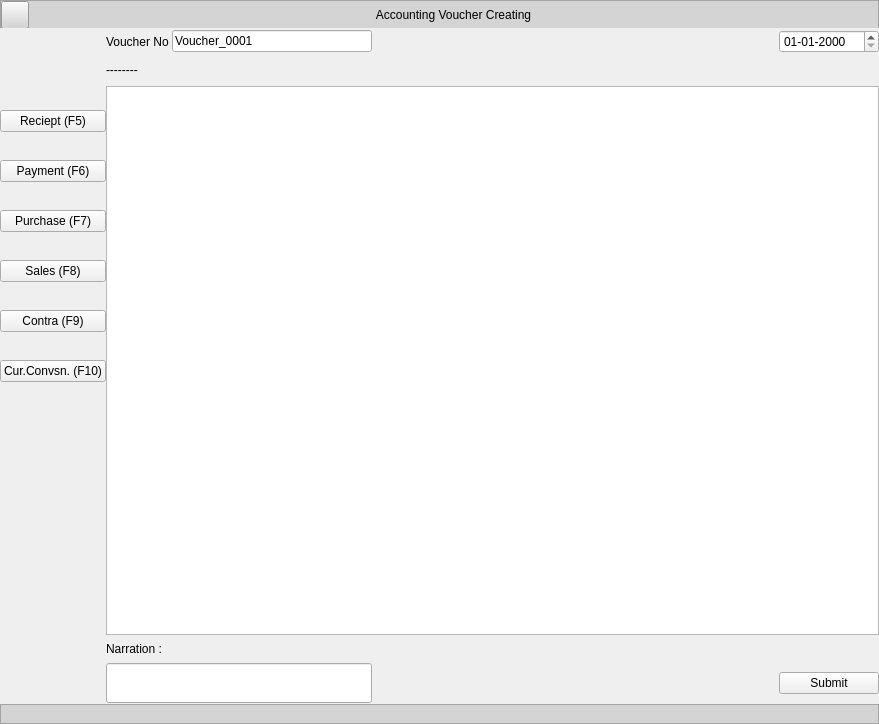
First picture: the form in Resources/Ui/CreateVoucher.ui, repository Darshitjivani/MBAS, before the edit.
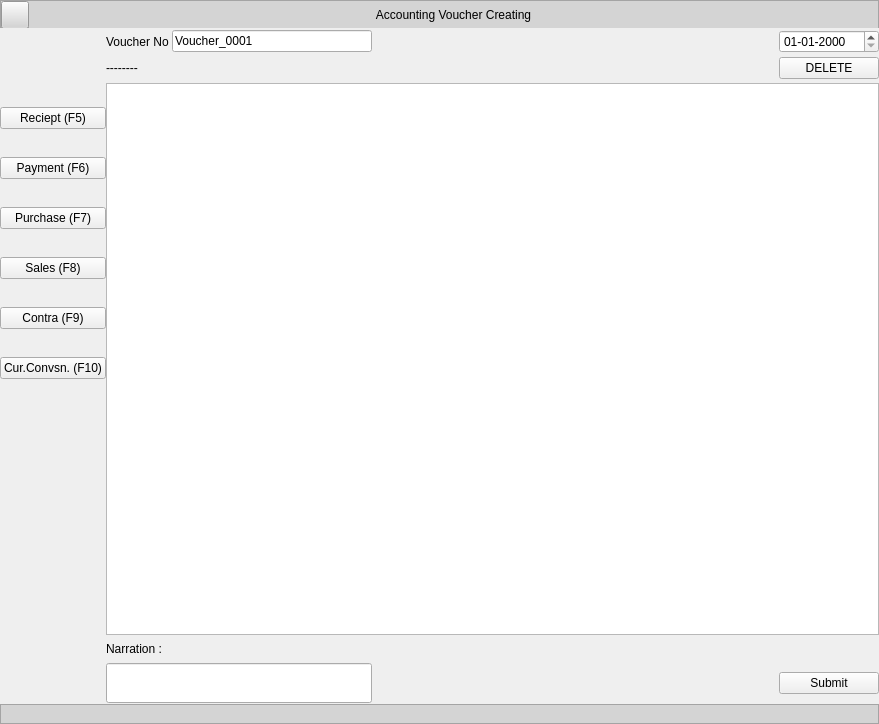
Second picture: the form after the edit. Icons and pictures are not drawn.

Commit message: 30-9 Voucher Update and Ledger Balance

Patch:
```diff
--- a/Resources/Ui/CreateVoucher.ui
+++ b/Resources/Ui/CreateVoucher.ui
@@ -540,6 +540,13 @@
          </property>
         </widget>
        </item>
+       <item row="1" column="6">
+        <widget class="QPushButton" name="pbDelete">
+         <property name="text">
+          <string>DELETE</string>
+         </property>
+        </widget>
+       </item>
       </layout>
      </widget>
     </item>
```
Left out of the diff: 3 changed lines with no effect on the pictures. The commit also changes 14 other files.
